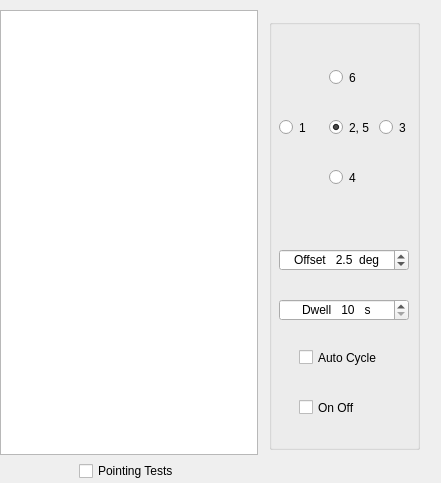
Before: the Qt Designer form qmap/astro.ui in kholia/wsjtx, drawn with Qt 5.
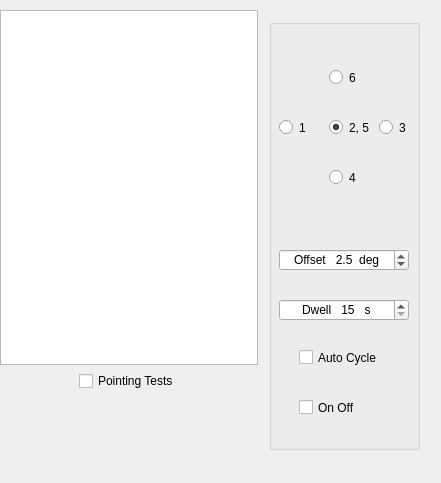
After: the same form once the commit is applied.

The edit to the form file:
```diff
--- a/qmap/astro.ui
+++ b/qmap/astro.ui
@@ -172,7 +172,7 @@
      <string>Dwell   </string>
     </property>
     <property name="minimum">
-     <number>10</number>
+     <number>15</number>
     </property>
     <property name="maximum">
      <number>300</number>
@@ -241,6 +241,22 @@
       </item>
      </layout>
     </item>
+    <item>
+     <spacer name="verticalSpacer">
+      <property name="orientation">
+       <enum>Qt::Vertical</enum>
+      </property>
+      <property name="sizeType">
+       <enum>QSizePolicy::Fixed</enum>
+      </property>
+      <property name="sizeHint" stdset="0">
+       <size>
+        <width>20</width>
+        <height>90</height>
+       </size>
+      </property>
+     </spacer>
+    </item>
    </layout>
   </widget>
  </widget>
```
